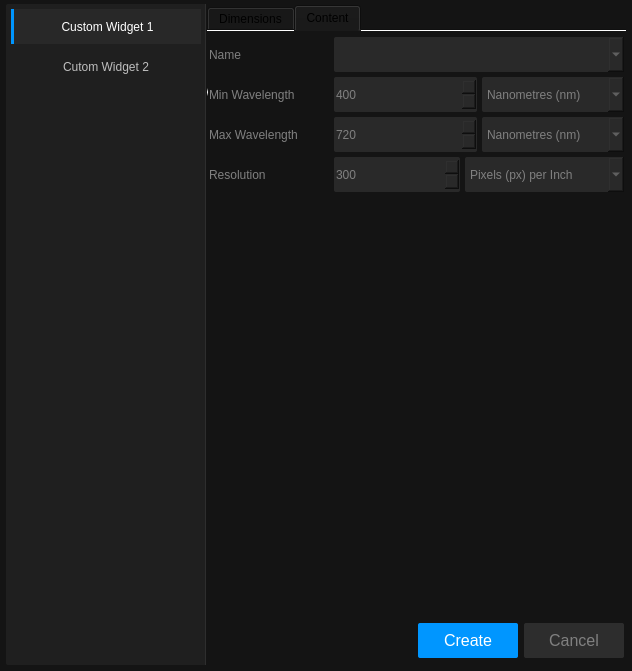
The window that src/ui/widget_creater_dialog.ui (ligerr13/PE_Spectroradiometer) describes before a commit, drawn with Qt 5.
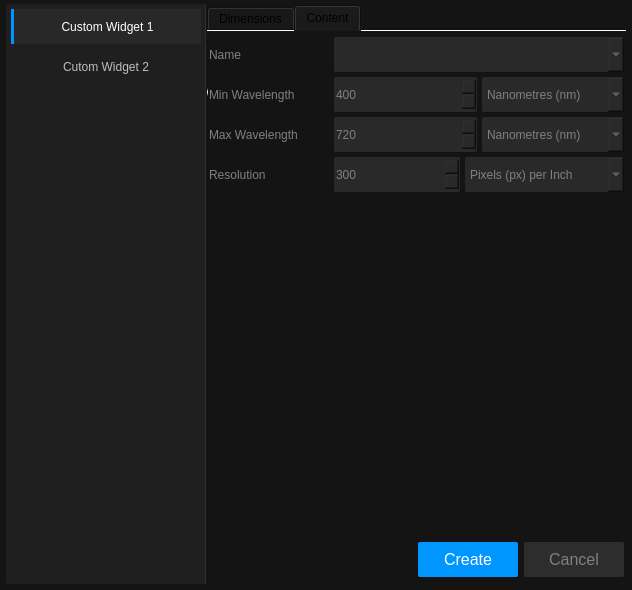
The same window after the commit.

```diff
--- a/src/ui/widget_creater_dialog.ui
+++ b/src/ui/widget_creater_dialog.ui
@@ -7,7 +7,7 @@
     <x>0</x>
     <y>0</y>
     <width>632</width>
-    <height>671</height>
+    <height>590</height>
    </rect>
   </property>
   <property name="windowTitle">
```
